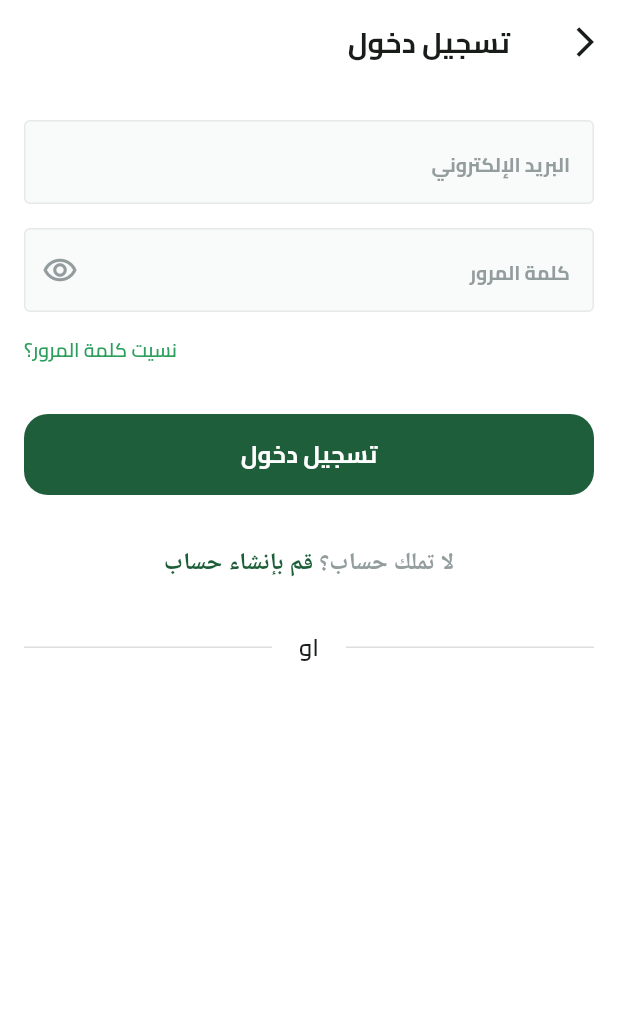
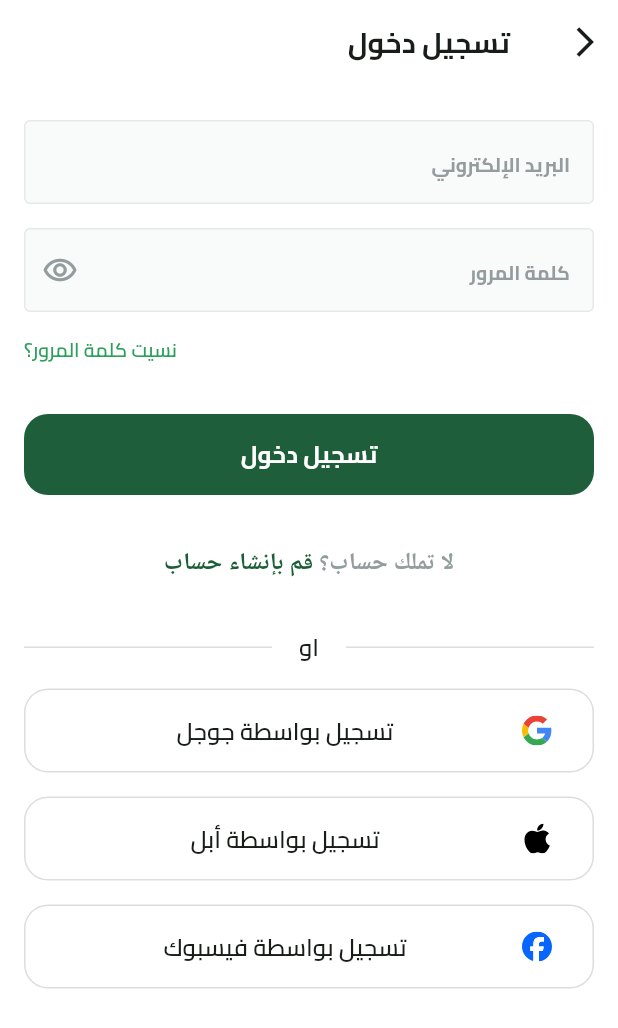
Before and after one commit to abd0-kha1ed/fruit_commerce_app, a Flutter app: the screen it shows after launch, after a tap on "تخط", on a phone screen of 412 x 824 dp. Shown: the top 1028 px of the screen. Run offline on Flutter 3.47's test engine with Material 3 defaults, Android fonts, the phone set to English and light mode, and no system bars; our stand-ins replace device_preview, dots_indicator, flutter_svg, shared_preferences.

Commit message:
login view ui done

```diff
--- a/lib/core/utils/app_images.dart
+++ b/lib/core/utils/app_images.dart
@@ -6,21 +6,37 @@ class Assets {
   /// assets/images/app_icon.png
   static const String imagesAppIcon = "assets/images/app_icon.png";
 
+  /// Assets for imagesApple icon
+  /// assets/images/apple icon.svg
+  static const String imagesAppleIcon = "assets/images/apple icon.svg";
+
+  /// Assets for imagesFacebook icon
+  /// assets/images/facebook icon.svg
+  static const String imagesFacebookIcon = "assets/images/facebook icon.svg";
+
+  /// Assets for imagesGoogle icon
+  /// assets/images/google icon.svg
+  static const String imagesGoogleIcon = "assets/images/google icon.svg";
+
   /// Assets for imagesOnBoarding1BackgroundImage
   /// assets/images/on_boarding1_background_image.svg
-  static const String imagesOnBoarding1BackgroundImage = "assets/images/on_boarding1_background_image.svg";
+  static const String imagesOnBoarding1BackgroundImage =
+      "assets/images/on_boarding1_background_image.svg";
 
   /// Assets for imagesOnBoarding1Image
   /// assets/images/on_boarding1_image.svg
-  static const String imagesOnBoarding1Image = "assets/images/on_boarding1_image.svg";
+  static const String imagesOnBoarding1Image =
+      "assets/images/on_boarding1_image.svg";
 
   /// Assets for imagesOnBoarding2BackgroundImage
   /// assets/images/on_boarding2_background_image.svg
-  static const String imagesOnBoarding2BackgroundImage = "assets/images/on_boarding2_background_image.svg";
+  static const String imagesOnBoarding2BackgroundImage =
+      "assets/images/on_boarding2_background_image.svg";
 
   /// Assets for imagesOnBoarding2Image
   /// assets/images/on_boarding2_image.svg
-  static const String imagesOnBoarding2Image = "assets/images/on_boarding2_image.svg";
+  static const String imagesOnBoarding2Image =
+      "assets/images/on_boarding2_image.svg";
 
   /// Assets for imagesSplashBottom
   /// assets/images/splash_bottom.svg
--- a/lib/feature/auth/presentation/views/widgets/login_view_body.dart
+++ b/lib/feature/auth/presentation/views/widgets/login_view_body.dart
@@ -1,11 +1,13 @@
 import 'package:flutter/material.dart';
 import 'package:fruit_commerce_app/constant.dart';
 import 'package:fruit_commerce_app/core/utils/app_colors.dart';
+import 'package:fruit_commerce_app/core/utils/app_images.dart';
 import 'package:fruit_commerce_app/core/utils/app_styles.dart';
 import 'package:fruit_commerce_app/core/widgets/custom_button.dart';
 import 'package:fruit_commerce_app/core/widgets/custom_text_form_field.dart';
 import 'package:fruit_commerce_app/feature/auth/presentation/views/widgets/dont_have_account.dart';
 import 'package:fruit_commerce_app/feature/auth/presentation/views/widgets/or_divider_widget.dart';
+import 'package:fruit_commerce_app/feature/auth/presentation/views/widgets/social_login_button.dart';
 
 class LoginViewBody extends StatelessWidget {
   const LoginViewBody({super.key});
@@ -50,10 +52,27 @@ class LoginViewBody extends StatelessWidget {
               onPressed: () {},
             ),
             const SizedBox(height: 33),
-            DontHaveAccount(),
+            const DontHaveAccount(),
             const SizedBox(height: 33),
-            OrDividerWidget(),
+            const OrDividerWidget(),
             const SizedBox(height: 16),
+            SocialLoginButton(
+              title: 'تسجيل بواسطة جوجل',
+              image: Assets.imagesGoogleIcon,
+              onPressed: () {},
+            ),
+            const SizedBox(height: 16),
+            SocialLoginButton(
+              title: 'تسجيل بواسطة أبل',
+              image: Assets.imagesAppleIcon,
+              onPressed: () {},
+            ),
+            const SizedBox(height: 16),
+            SocialLoginButton(
+              title: 'تسجيل بواسطة فيسبوك',
+              image: Assets.imagesFacebookIcon,
+              onPressed: () {},
+            ),
           ],
         ),
       ),
--- /dev/null
+++ b/lib/feature/auth/presentation/views/widgets/social_login_button.dart
@@ -0,0 +1,37 @@
+import 'package:flutter/material.dart';
+import 'package:flutter_svg/svg.dart';
+import 'package:fruit_commerce_app/core/utils/app_styles.dart';
+
+class SocialLoginButton extends StatelessWidget {
+  const SocialLoginButton(
+      {super.key,
+      required this.onPressed,
+      required this.title,
+      required this.image});
+  final void Function() onPressed;
+  final String title;
+  final String image;
+  @override
+  Widget build(BuildContext context) {
+    return SizedBox(
+      height: 56,
+      width: double.infinity,
+      child: TextButton(
+        style: TextButton.styleFrom(
+            shape: RoundedRectangleBorder(
+                side: const BorderSide(color: Color(0xFFDCDEDE), width: 1),
+                borderRadius: BorderRadius.circular(16))),
+        onPressed: onPressed,
+        child: ListTile(
+          visualDensity: VisualDensity(vertical: VisualDensity.minimumDensity),
+          title: Text(
+            textAlign: TextAlign.center,
+            title,
+            style: AppStyles.semiBold16,
+          ),
+          leading: SvgPicture.asset(image),
+        ),
+      ),
+    );
+  }
+}
```
Also changed, not shown: assets/images/apple icon.svg (added), assets/images/facebook icon.svg (added), assets/images/google icon.svg (added).
